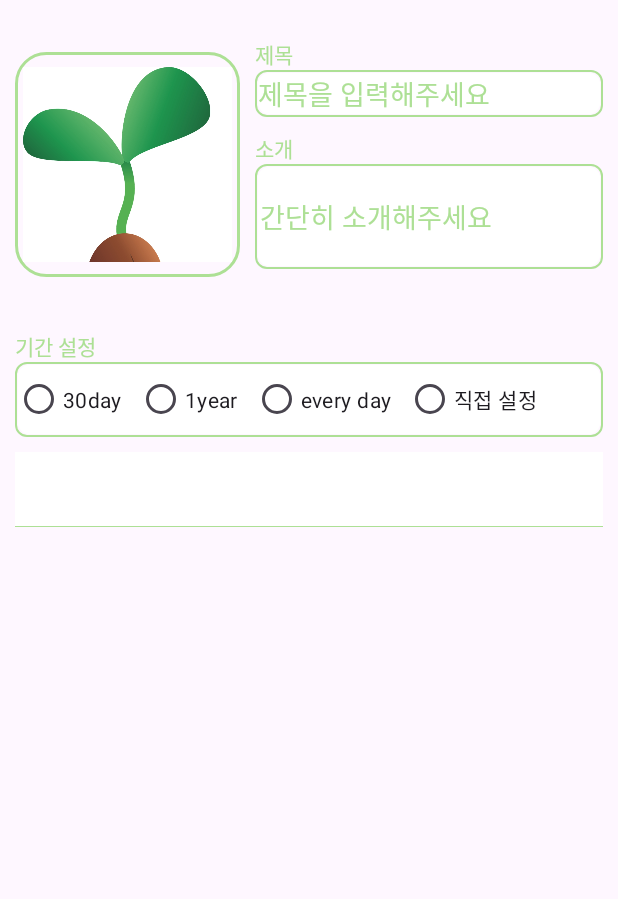
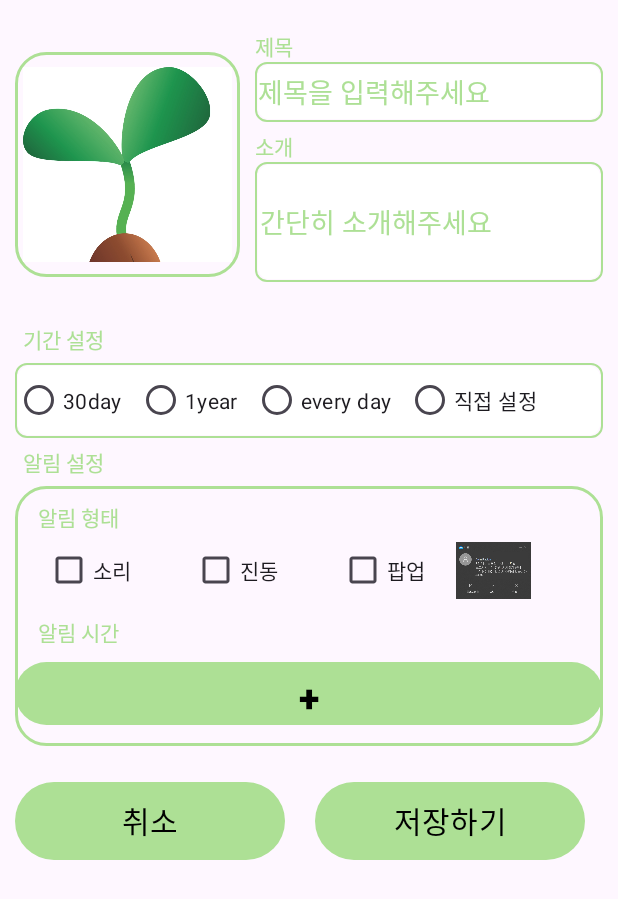
Before and after one commit to MST-planning/MotiMates, an Android app: the layout add_purpose.xml on its own in the app's theme, with its tools: preview values and no code run, on a phone screen of 412 x 824 dp. Shown: the top 899 px of the screen. Run offline under Robolectric (Android 15) with nearby library versions, the phone set to English and light mode, and no system bars.

Commit message:
목표 추가 페이지 구성

```diff
--- a/app/src/main/res/layout/add_purpose.xml
+++ b/app/src/main/res/layout/add_purpose.xml
@@ -29,7 +29,7 @@
         android:orientation="vertical">
 
     <TextView
-        android:layout_marginTop="15dp"
+        android:layout_marginTop="10dp"
         android:layout_width="match_parent"
         android:layout_height="wrap_content"
         android:textColor="@color/MainColor"
@@ -40,13 +40,13 @@
         android:background="@drawable/text_box_border"
         android:padding="2dp"
         android:layout_width="match_parent"
-        android:layout_height="wrap_content"
+        android:layout_height="40dp"
         android:textColorHint="@color/MainColor"
         android:hint="제목을 입력해주세요"
         android:maxLines="1"/>
 
     <TextView
-        android:layout_marginTop="10dp"
+        android:layout_marginTop="5dp"
         android:textColor="@color/MainColor"
         android:layout_width="match_parent"
         android:layout_height="wrap_content"
@@ -57,7 +57,7 @@
             android:background="@drawable/text_box_border"
             android:padding="3dp"
             android:layout_width="match_parent"
-            android:layout_height="70dp"
+            android:layout_height="80dp"
             android:maxLines="3"
             android:textColorHint="@color/MainColor"
             android:hint="간단히 소개해주세요" />
@@ -66,7 +66,7 @@
     <TextView
         android:layout_width="match_parent"
         android:layout_height="wrap_content"
-        android:layout_marginTop="10dp"
+        android:layout_margin="5dp"
         android:textColor="@color/MainColor"
         android:text="기간 설정"/>
 
@@ -106,8 +106,111 @@
     </RadioGroup>
 
     <TextView
+        android:id="@+id/custom_date"
+        android:visibility="gone"
         android:background="@drawable/text_under"
         android:layout_marginTop="10dp"
         android:layout_width="match_parent"
         android:layout_height="50dp"/>
+
+    <TextView
+        android:layout_width="match_parent"
+        android:layout_height="wrap_content"
+        android:layout_marginTop="15dp"
+        android:layout_margin="5dp"
+        android:textColor="@color/MainColor"
+        android:text="알림 설정"/>
+
+    <LinearLayout
+        android:background="@drawable/layout_edge"
+        android:layout_width="match_parent"
+        android:layout_height="wrap_content"
+        android:orientation="vertical">
+
+        <TextView
+            android:layout_width="wrap_content"
+            android:layout_height="wrap_content"
+            android:textColor="@color/MainColor"
+            android:layout_marginLeft="15dp"
+            android:layout_marginTop="10dp"
+            android:text="알림 형태"/>
+
+<!--        체크박스-->
+        <LinearLayout
+            android:layout_width="match_parent"
+            android:layout_height="match_parent"
+            android:orientation="horizontal">
+
+            <CheckBox
+                android:id="@+id/bell"
+                android:layout_width="wrap_content"
+                android:layout_height="match_parent"
+                android:layout_marginHorizontal="20dp"
+                android:text="소리"/>
+
+            <CheckBox
+                android:id="@+id/vib"
+                android:layout_width="wrap_content"
+                android:layout_height="match_parent"
+                android:layout_marginHorizontal="20dp"
+                android:text="진동"/>
+
+            <CheckBox
+                android:id="@+id/popUp"
+                android:layout_width="wrap_content"
+                android:layout_height="match_parent"
+                android:layout_marginHorizontal="20dp"
+                android:text="팝업"/>
+
+<!--            팝업 이미지는 xml 작성 후 이미지 변경 예정입니다.-->
+            <ImageView
+                android:src="@drawable/popup_image"
+                android:layout_width="50dp"
+                android:layout_height="50dp"/>
+        </LinearLayout>
+
+        <TextView
+            android:layout_width="wrap_content"
+            android:layout_height="wrap_content"
+            android:textColor="@color/MainColor"
+            android:layout_marginLeft="15dp"
+            android:layout_marginTop="5dp"
+            android:text="알림 시간"/>
+
+        <Button
+            android:layout_width="match_parent"
+            android:layout_height="50dp"
+            android:layout_marginBottom="10dp"
+            android:textColor="@color/black"
+            android:layout_marginTop="5dp"
+            android:gravity="center"
+            android:textSize="25dp"
+            android:textStyle="bold"
+            android:text="+"/>
+    </LinearLayout>
+
+<!--    저장, 취소 버튼-->
+    <LinearLayout
+        android:layout_marginTop="20dp"
+        android:layout_width="match_parent"
+        android:layout_height="wrap_content"
+        android:orientation="horizontal"
+        android:layout_gravity="center_vertical">
+
+        <Button
+            android:layout_width="180dp"
+            android:layout_height="60dp"
+            android:layout_marginRight="20dp"
+            android:textColor="@color/black"
+            android:textSize="20dp"
+            android:text="취소"/>
+
+        <Button
+            android:layout_width="180dp"
+            android:layout_height="60dp"
+            android:textColor="@color/black"
+            android:textSize="20dp"
+            android:text="저장하기"/>
+
+    </LinearLayout>
 </LinearLayout>
```
Also changed, not shown: app/src/main/res/drawable/popup_image.png (added).
